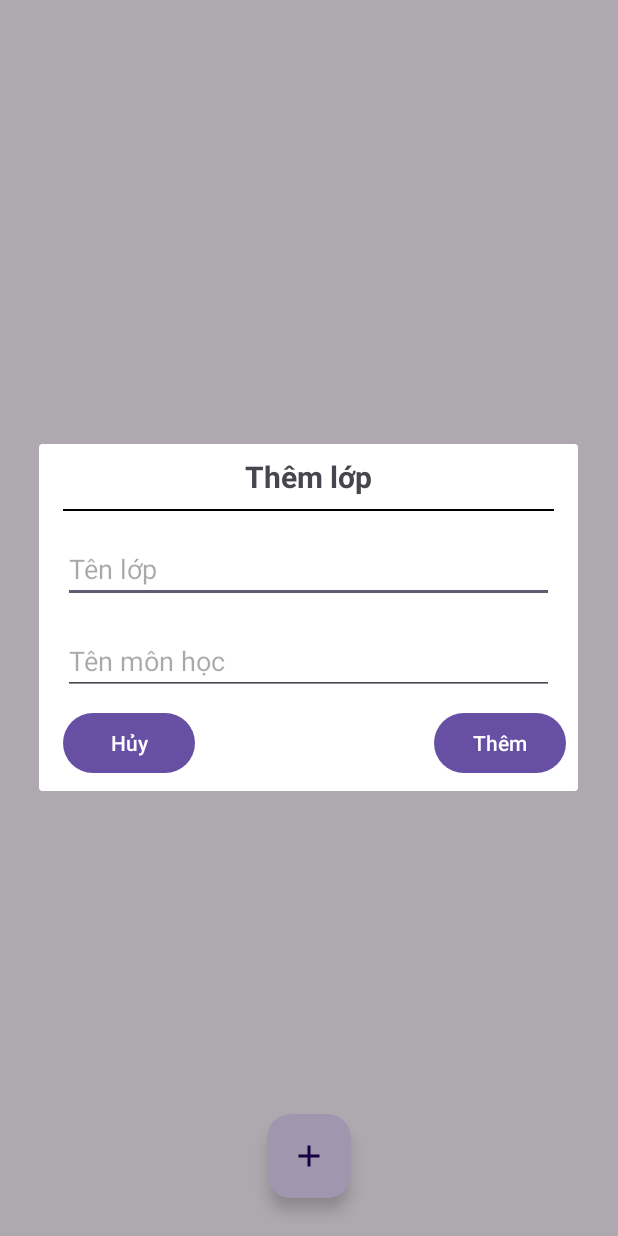
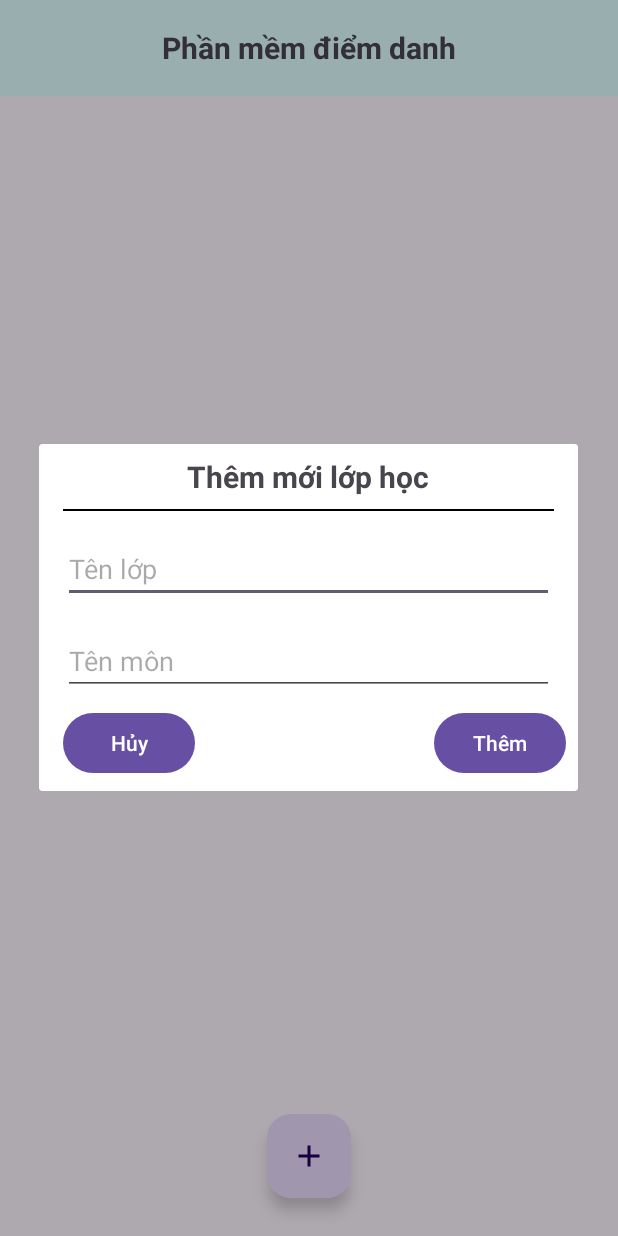
Before and after one commit to anhdung04102002/Android-APP-Attendance, an Android app: the screen it shows after launch (MainActivity), after a tap on an icon or button, on a phone screen of 412 x 824 dp. Run offline under Robolectric (Android 15) with nearby library versions, the phone set to English and light mode, and no system bars.

Commit message:
xử lí action khi nhấn vào mỗi lớp học

```diff
--- a/app/src/main/AndroidManifest.xml
+++ b/app/src/main/AndroidManifest.xml
@@ -13,6 +13,9 @@
         android:theme="@style/Theme.ProjectFinsishExamAndroid"
         tools:targetApi="31">
         <activity
+            android:name=".StudentActivity"
+            android:exported="false" />
+        <activity
             android:name=".MainActivity"
             android:exported="true">
             <intent-filter>
--- a/app/src/main/java/com/example/projectfinsishexamandroid/ClassAdapter.java
+++ b/app/src/main/java/com/example/projectfinsishexamandroid/ClassAdapter.java
@@ -14,6 +14,14 @@ import java.util.ArrayList;
 public class ClassAdapter extends RecyclerView.Adapter<ClassAdapter.ClassViewHolder> {
     ArrayList<ClassItem> classItems;
     Context context;
+    public OnItemClickListener onItemClickListener;
+    public interface OnItemClickListener {
+        void Onclick(int position);
+    }
+
+    public void setOnItemClickListener(OnItemClickListener onItemClickListener) {
+        this.onItemClickListener = onItemClickListener;
+    }
 
     public ClassAdapter(ArrayList<ClassItem> classItems, Context context) {
         this.classItems = classItems;
@@ -23,17 +31,18 @@ public class ClassAdapter extends RecyclerView.Adapter<ClassAdapter.ClassViewHol
     public static class ClassViewHolder extends RecyclerView.ViewHolder{
         TextView className ;
         TextView subjectName;
-        public ClassViewHolder(@NonNull View itemView) {
+        public ClassViewHolder(@NonNull View itemView,OnItemClickListener onItemClickListener) {
             super(itemView);
             className = itemView.findViewById(R.id.class_tv);
             subjectName = itemView.findViewById(R.id.subject_tv);
+            itemView.setOnClickListener(v -> onItemClickListener.Onclick(getAdapterPosition()));
         }
     }
     @NonNull
     @Override
     public ClassViewHolder onCreateViewHolder(@NonNull ViewGroup parent, int viewType) {
         View itemView = LayoutInflater.from(parent.getContext()).inflate(R.layout.class_item,parent,false);
-        return new ClassViewHolder(itemView);
+        return new ClassViewHolder(itemView,onItemClickListener);
     }
 
     @Override
--- a/app/src/main/java/com/example/projectfinsishexamandroid/MainActivity.java
+++ b/app/src/main/java/com/example/projectfinsishexamandroid/MainActivity.java
@@ -2,16 +2,23 @@ package com.example.projectfinsishexamandroid;
 
 import androidx.appcompat.app.AlertDialog;
 import androidx.appcompat.app.AppCompatActivity;
+import androidx.appcompat.widget.Toolbar;
 import androidx.recyclerview.widget.LinearLayoutManager;
 import androidx.recyclerview.widget.RecyclerView;
 
+import android.content.Intent;
 import android.os.Bundle;
 import android.view.LayoutInflater;
 import android.view.View;
 import android.widget.Button;
 import android.widget.EditText;
+import android.widget.ImageButton;
+import android.widget.TextView;
+
 
 import com.google.android.material.floatingactionbutton.FloatingActionButton;
+
+import org.w3c.dom.Text;
 
 import java.util.ArrayList;
 
@@ -23,6 +30,7 @@ public class MainActivity extends AppCompatActivity {
      ArrayList<ClassItem>  classItems = new ArrayList<>();
      EditText class_edt;
      EditText subject_edt;
+     Toolbar toolbar;
     @Override
     protected void onCreate(Bundle savedInstanceState) {
         super.onCreate(savedInstanceState);
@@ -39,30 +47,40 @@ public class MainActivity extends AppCompatActivity {
 
         classAdapter = new ClassAdapter(classItems,this);
         recyclerView.setAdapter(classAdapter);
-    }
-    private void showDialog() {
-        AlertDialog.Builder builder = new AlertDialog.Builder(this);
-        View view = LayoutInflater.from(this).inflate(R.layout.class_dialog,null);
-        builder.setView(view); // thiết lập layout
-        AlertDialog dialog = builder.create();
-        dialog.show();
-
-
-        class_edt = view.findViewById(R.id.class_edt);
-        subject_edt = view.findViewById(R.id.subject_edt);
-        Button cancle = view.findViewById(R.id.cancel_btn);
-        Button add = view.findViewById(R.id.add_btn);
-        cancle.setOnClickListener(v -> dialog.dismiss());
-        add.setOnClickListener(v -> {
-            addClass();
-            dialog.dismiss();;
-        });
+        classAdapter.setOnItemClickListener(position -> gotoItemActivity(position));
+        setToolbar();
     }
 
-    private void addClass() {
-        String className = class_edt.getText().toString();
-        String subjectName = subject_edt.getText().toString();
-        classItems.add(new ClassItem(className,subjectName));
+    private void setToolbar() {
+        toolbar = findViewById(R.id.toolbar);
+        TextView title = toolbar.findViewById(R.id.title_toolbar);
+        TextView subtitle = toolbar.findViewById(R.id.subtitle_toolbar);
+        ImageButton back = toolbar.findViewById(R.id.back);
+        ImageButton save = toolbar.findViewById(R.id.save);
+
+        title.setText("Phần mềm điểm danh");
+        subtitle.setVisibility(View.GONE); // ẩn và giải phóng không gian
+        back.setVisibility(View.INVISIBLE); // ẩn các nút
+        save.setVisibility(View.INVISIBLE);
+    }
+
+    private void gotoItemActivity(int position) {
+        Intent intent = new Intent(this,StudentActivity.class); //điều hướng đến activity Student
+        intent.putExtra("className",classItems.get(position).getClassName());
+        intent.putExtra("subjectName",classItems.get(position).getSubjectName());
+        intent.putExtra("position",position);
+        startActivity(intent);
+    }
+
+    private void showDialog() {
+        MyDialog dialog = new MyDialog();
+        dialog.show(getSupportFragmentManager(),MyDialog.CLASS_ADD_DIALOG);
+        dialog.setListener((classname,subjectname)->addClass(classname,subjectname));
+    }
+
+    private void addClass(String classname,String subjectname) {
+
+        classItems.add(new ClassItem(classname,subjectname));
         classAdapter.notifyDataSetChanged();
     }
 }
--- /dev/null
+++ b/app/src/main/java/com/example/projectfinsishexamandroid/MyDialog.java
@@ -0,0 +1,62 @@
+package com.example.projectfinsishexamandroid;
+
+import android.app.Dialog;
+import android.os.Bundle;
+import android.view.LayoutInflater;
+import android.view.View;
+import android.widget.Button;
+import android.widget.EditText;
+import android.widget.TextView;
+
+import androidx.annotation.NonNull;
+import androidx.annotation.Nullable;
+import androidx.appcompat.app.AlertDialog;
+import androidx.fragment.app.DialogFragment;
+
+public class MyDialog extends DialogFragment {
+    public static final String CLASS_ADD_DIALOG = "addClass";
+    private OnclickListener listener;
+    public interface OnclickListener {
+        void onClick(String text01,String text02);
+    }
+
+    public void setListener(OnclickListener listener) {
+        this.listener = listener;
+    }
+
+
+    @NonNull
+    @Override
+    public Dialog onCreateDialog(@Nullable Bundle savedInstanceState) {
+        Dialog dialog = null;
+        if(getTag().equals(CLASS_ADD_DIALOG))dialog= getAddClassDialog();
+        return dialog;
+    }
+
+
+    private Dialog getAddClassDialog() {
+        AlertDialog.Builder builder = new AlertDialog.Builder(getActivity());
+        View view = LayoutInflater.from(getActivity()).inflate(R.layout.dialog,null);
+        builder.setView(view); // thiết lập layout
+
+        TextView title = view.findViewById(R.id.titleDialog);
+        title.setText("Thêm mới lớp học");
+
+        EditText class_edt = view.findViewById(R.id.edt01);
+        EditText subject_edt  = view.findViewById(R.id.edt02);
+
+        class_edt.setHint("Tên lớp");
+        subject_edt.setHint("Tên môn");
+
+        Button cancle = view.findViewById(R.id.cancel_btn);
+        Button add = view.findViewById(R.id.add_btn);
+        cancle.setOnClickListener(v ->  dismiss());
+        add.setOnClickListener(v -> {
+            String classname = class_edt.getText().toString();
+            String subjectname = subject_edt.getText().toString();
+            listener.onClick(classname,subjectname);
+            dismiss();;
+        });
+        return builder.create();
+    }
+}
--- /dev/null
+++ b/app/src/main/res/drawable/icon_back.xml
@@ -0,0 +1,5 @@
+<vector android:autoMirrored="true" android:height="24dp"
+    android:tint="#1755D4" android:viewportHeight="24"
+    android:viewportWidth="24" android:width="24dp" xmlns:android="http://schemas.android.com/apk/res/android">
+    <path android:fillColor="@android:color/white" android:pathData="M20,11H7.83l5.59,-5.59L12,4l-8,8 8,8 1.41,-1.41L7.83,13H20v-2z"/>
+</vector>
--- /dev/null
+++ b/app/src/main/res/drawable/icon_luu.xml
@@ -0,0 +1,5 @@
+<vector android:height="24dp" android:tint="#1755D4"
+    android:viewportHeight="24" android:viewportWidth="24"
+    android:width="24dp" xmlns:android="http://schemas.android.com/apk/res/android">
+    <path android:fillColor="@android:color/white" android:pathData="M13,2.05v3.03c3.39,0.49 6,3.39 6,6.92c0,0.9 -0.18,1.75 -0.48,2.54l2.6,1.53C21.68,14.83 22,13.45 22,12C22,6.82 18.05,2.55 13,2.05zM12,19c-3.87,0 -7,-3.13 -7,-7c0,-3.53 2.61,-6.43 6,-6.92V2.05C5.94,2.55 2,6.81 2,12c0,5.52 4.47,10 9.99,10c3.31,0 6.24,-1.61 8.06,-4.09l-2.6,-1.53C16.17,17.98 14.21,19 12,19z"/>
+</vector>
--- a/app/src/main/res/layout/activity_main.xml
+++ b/app/src/main/res/layout/activity_main.xml
@@ -5,7 +5,9 @@
     android:layout_width="match_parent"
     android:layout_height="match_parent"
     tools:context=".MainActivity">
-
+<include
+    android:id="@+id/toolbarMain"
+    layout="@layout/toolbar"/>
     <com.google.android.material.floatingactionbutton.FloatingActionButton
         android:id="@+id/fab_main"
         android:layout_width="wrap_content"
@@ -16,6 +18,7 @@
         android:src="@drawable/baseline_add_24"
         />
     <androidx.recyclerview.widget.RecyclerView
+        android:layout_below="@id/toolbarMain"
         android:id="@+id/recycleView"
         android:layout_width="match_parent"
         android:layout_height="match_parent"
--- a/app/src/main/res/layout/class_dialog.xml
+++ b/app/src/main/res/layout/dialog.xml
@@ -11,10 +11,11 @@
         android:padding="8dp">
 
         <TextView
+            android:id="@+id/titleDialog"
             android:layout_width="wrap_content"
             android:layout_height="match_parent"
             android:layout_gravity="center"
-            android:text="Thêm lớp"
+            android:text="Tiêu đề"
             android:textSize="20dp"
             android:textStyle="bold" />
 
@@ -25,18 +26,18 @@
             android:background="#000000" />
 
         <EditText
-            android:id="@+id/class_edt"
+            android:id="@+id/edt01"
             android:layout_width="match_parent"
             android:layout_height="wrap_content"
             android:layout_margin="8dp"
-            android:hint="Tên lớp" />
+            android:hint="edt01" />
 
         <EditText
-            android:id="@+id/subject_edt"
+            android:id="@+id/edt02"
             android:layout_width="match_parent"
             android:layout_height="wrap_content"
             android:layout_margin="8dp"
-            android:hint="Tên môn học" />
+            android:hint="edt01" />
 
         <RelativeLayout
             android:layout_width="match_parent"
--- /dev/null
+++ b/app/src/main/res/layout/toolbar.xml
@@ -0,0 +1,63 @@
+<?xml version="1.0" encoding="utf-8"?>
+<com.google.android.material.appbar.AppBarLayout xmlns:android="http://schemas.android.com/apk/res/android"
+    android:layout_width="match_parent"
+    android:layout_height="wrap_content"
+    android:background="#E0FFFF">
+
+    <androidx.appcompat.widget.Toolbar
+        android:id="@+id/toolbar"
+        android:layout_width="match_parent"
+        android:layout_height="wrap_content">
+
+        <RelativeLayout
+            android:layout_width="match_parent"
+            android:layout_height="wrap_content"
+            android:layout_marginRight="16dp">
+
+            <ImageButton
+                android:id="@+id/back"
+                android:layout_width="wrap_content"
+                android:layout_height="wrap_content"
+                android:layout_centerVertical="true"
+                android:background="@android:color/transparent"
+                android:src="@drawable/icon_back" />
+
+            <LinearLayout
+                android:layout_width="match_parent"
+                android:layout_height="wrap_content"
+                android:layout_centerVertical="true"
+                android:layout_marginLeft="36dp"
+                android:layout_marginRight="35dp"
+                android:orientation="vertical">
+
+                <TextView
+                    android:id="@+id/title_toolbar"
+                    android:layout_width="match_parent"
+                    android:layout_height="wrap_content"
+                    android:gravity="center_horizontal"
+                    android:text="Tiêu đề"
+                    android:textSize="20dp"
+                    android:textStyle="bold" />
+
+                <TextView
+                    android:id="@+id/subtitle_toolbar"
+                    android:layout_width="match_parent"
+                    android:layout_height="wrap_content"
+                    android:gravity="center_horizontal"
+                    android:text="Tiêu đề con"
+                    android:textSize="15dp"
+                    android:textStyle="bold" />
+            </LinearLayout>
+            <ImageButton
+                android:id="@+id/save"
+                android:layout_width="24dp"
+                android:layout_height="24dp"
+                android:background="@android:color/transparent"
+                android:src="@drawable/icon_luu"
+                android:layout_alignParentRight="true"
+                android:layout_centerVertical="true"/>
+
+
+        </RelativeLayout>
+    </androidx.appcompat.widget.Toolbar>
+</com.google.android.material.appbar.AppBarLayout>
--- /dev/null
+++ b/app/src/main/res/values/styles.xml
@@ -0,0 +1,4 @@
+<?xml version="1.0" encoding="utf-8"?>
+<resources>
+
+</resources>
```
Also changed, not shown: app/src/main/java/com/example/projectfinsishexamandroid/StudentActivity.java (added, +41 -0 lines), app/src/main/res/layout/activity_student.xml (added, +12 -0 lines).
